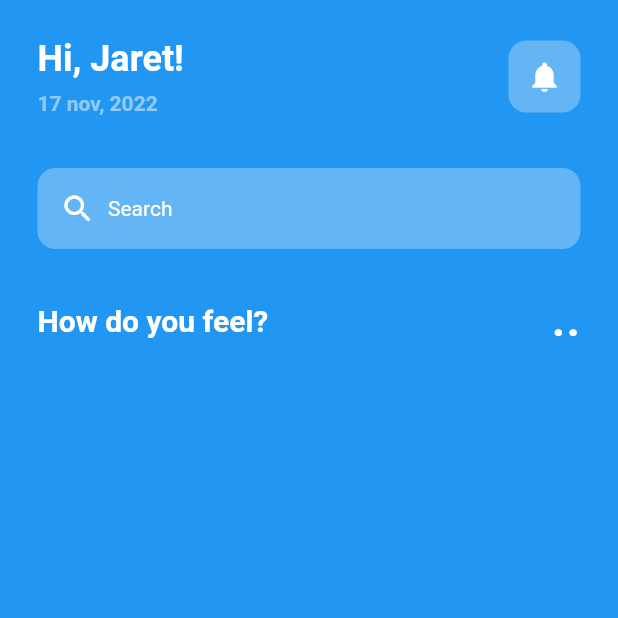
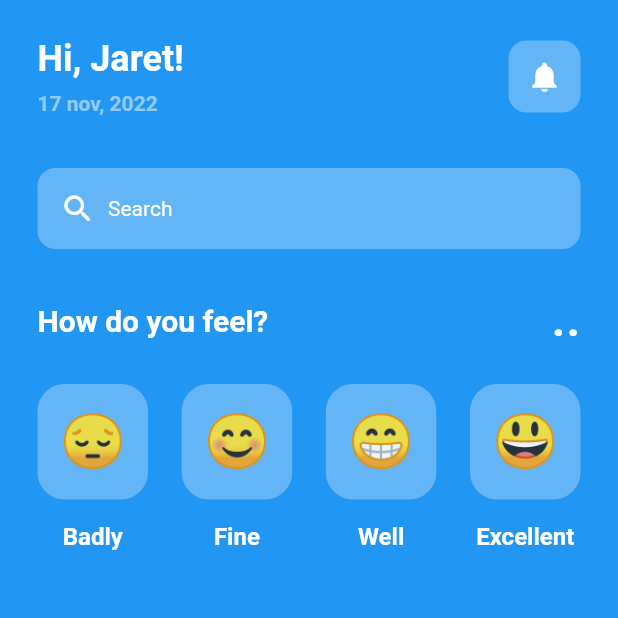
Before and after one commit to LunarioTK/MentalHealthApp, a Flutter app: the screen it shows after launch, on a phone screen of 412 x 824 dp, the top half of it. Run offline on Flutter 3.47's test engine with Material 2 defaults, Android fonts, the phone set to English and light mode, and no system bars.

Commit message:
Adicionar o texto e os emojis

```diff
--- a/lib/pages/home.dart
+++ b/lib/pages/home.dart
@@ -1,4 +1,5 @@
 import 'package:flutter/material.dart';
+import 'package:mentalhealthapp/utils/emoji.dart';
 
 class HomePage extends StatefulWidget {
   const HomePage({super.key});
@@ -110,12 +111,75 @@ class _HomePageState extends State<HomePage> {
                 ],
               ),
 
-              const SizedBox(height: 10),
+              const SizedBox(height: 25),
 
+              //Emojis
               Row(
-                mainAxisAlignment: MainAxisAlignment.spaceEvenly,
+                mainAxisAlignment: MainAxisAlignment.spaceBetween,
                 children: [
-                  Container(),
+                  //Badly
+                  Column(
+                    children: [
+                      EmojiFace(emoji: '😔'),
+                      const SizedBox(height: 15),
+                      const Text(
+                        'Badly',
+                        style: TextStyle(
+                          fontSize: 16,
+                          color: Colors.white,
+                          fontWeight: FontWeight.bold,
+                        ),
+                      ),
+                    ],
+                  ),
+
+                  //Fine
+                  Column(
+                    children: [
+                      EmojiFace(emoji: '😊'),
+                      const SizedBox(height: 15),
+                      const Text(
+                        'Fine',
+                        style: TextStyle(
+                          fontSize: 16,
+                          color: Colors.white,
+                          fontWeight: FontWeight.bold,
+                        ),
+                      ),
+                    ],
+                  ),
+
+                  //Well
+                  Column(
+                    children: [
+                      EmojiFace(emoji: '😁'),
+                      const SizedBox(height: 15),
+                      const Text(
+                        'Well',
+                        style: TextStyle(
+                          fontSize: 16,
+                          color: Colors.white,
+                          fontWeight: FontWeight.bold,
+                        ),
+                      ),
+                    ],
+                  ),
+
+                  //Excellent
+                  Column(
+                    children: [
+                      EmojiFace(emoji: '😃'),
+                      const SizedBox(height: 15),
+                      const Text(
+                        'Excellent',
+                        style: TextStyle(
+                          fontSize: 16,
+                          color: Colors.white,
+                          fontWeight: FontWeight.bold,
+                        ),
+                      ),
+                    ],
+                  ),
                 ],
               )
             ],
--- /dev/null
+++ b/lib/utils/emoji.dart
@@ -0,0 +1,21 @@
+import 'package:flutter/material.dart';
+
+class EmojiFace extends StatelessWidget {
+  final String emoji;
+  EmojiFace({super.key, required this.emoji});
+
+  @override
+  Widget build(BuildContext context) {
+    return Container(
+      decoration: BoxDecoration(
+          color: Colors.blue[300], borderRadius: BorderRadius.circular(18)),
+      padding: const EdgeInsets.fromLTRB(15, 18, 15, 18),
+      child: Text(
+        emoji,
+        style: const TextStyle(
+          fontSize: 35,
+        ),
+      ),
+    );
+  }
+}
```
